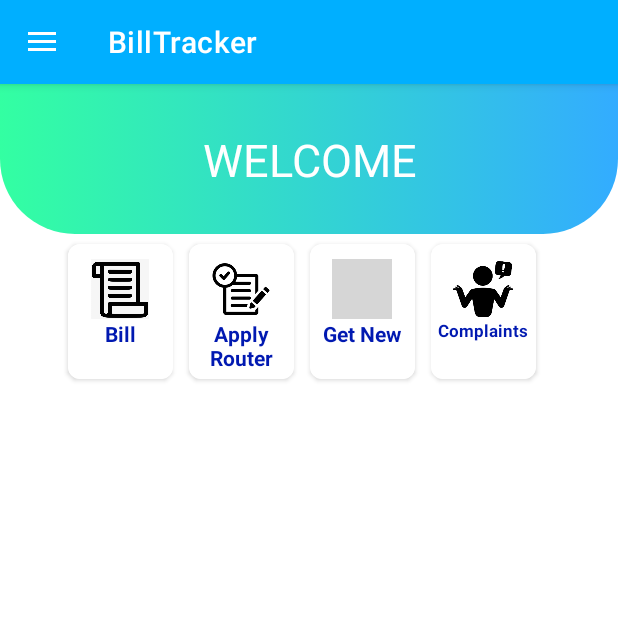
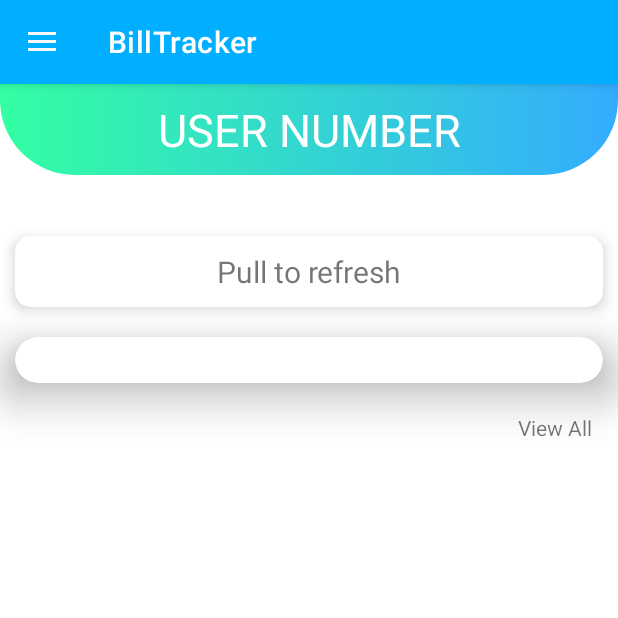
Before and after one commit to SankalpaLokuliyanage/BillTracker, an Android app: the HomeFragment screen opened directly, with no data from a screen before it, on a phone screen of 412 x 824 dp, the top half of it. Run offline under Robolectric (Android 15) with nearby library versions, the phone set to English and light mode, and no system bars; our stand-ins replace Firebase (no records; nobody signed in at launch, a user with empty details on screens opened directly); 2 statements that could not run were skipped; grey boxes are pictures that could not be loaded.

Commit message:
modification of fragment home

```diff
--- a/app/src/main/res/drawable/dashboardtopgradient.xml
+++ b/app/src/main/res/drawable/dashboardtopgradient.xml
@@ -3,7 +3,9 @@
     <item>
         <shape android:shape="rectangle">
             <gradient android:startColor="#33FFA2" android:endColor="#33ACFF"/>
-            <corners android:bottomLeftRadius="50dp" android:bottomRightRadius="50dp"/>
+            <corners
+
+                android:bottomLeftRadius="50dp" android:bottomRightRadius="50dp"/>
         </shape>
     </item>
 
--- a/app/src/main/res/layout/fragment_home.xml
+++ b/app/src/main/res/layout/fragment_home.xml
@@ -1,200 +1,108 @@
 <?xml version="1.0" encoding="utf-8"?>
-<RelativeLayout xmlns:android="http://schemas.android.com/apk/res/android"
+<ScrollView xmlns:android="http://schemas.android.com/apk/res/android"
     xmlns:tools="http://schemas.android.com/tools"
     android:layout_width="match_parent"
     android:layout_height="match_parent"
     xmlns:app="http://schemas.android.com/apk/res-auto"
     tools:context=".HomeFragment">
 
-
-
-
     <LinearLayout
-        android:id="@+id/linearlayout_numbertext"
         android:layout_width="match_parent"
-        android:layout_height="100dp"
-        android:background="@drawable/dashboardtopgradient"
-        android:orientation="vertical"
-        tools:ignore="MissingConstraints">
-
+        android:layout_height="wrap_content"
+        android:orientation="vertical">
 
         <TextView
             android:id="@+id/usernumber"
             android:layout_width="match_parent"
             android:layout_height="match_parent"
-            android:layout_marginTop="30dp"
-            android:text="WELCOME"
+            android:background="@drawable/dashboardtopgradient"
+            android:paddingBottom="10dp"
+            android:paddingTop="10dp"
+            android:text="USER NUMBER"
             android:textAlignment="center"
             android:textColor="@color/white"
             android:textSize="30dp" />
 
-    </LinearLayout>
 
-    <LinearLayout
-        android:layout_width="wrap_content"
-        android:layout_height="100dp"
-        android:layout_below="@+id/linearlayout_numbertext"
-        android:layout_alignParentBottom="true"
-        android:layout_marginTop="1dp"
-        android:layout_marginStart="40dp"
-        android:layout_marginEnd="40dp"
-        android:layout_marginBottom="532dp">
+
+            <androidx.recyclerview.widget.RecyclerView
+                android:layout_width="match_parent"
+                android:layout_height="wrap_content"
+                android:layout_margin="15dp"
+                android:id="@+id/advertisements"/>
+
 
         <androidx.cardview.widget.CardView
-            android:layout_width="70dp"
-            android:layout_height="90dp"
-            android:layout_margin="5dp"
-            app:cardCornerRadius="8dp">
+            android:layout_width="match_parent"
+            android:layout_height="wrap_content"
+            android:layout_margin="10dp"
+            app:cardCornerRadius="10dp"
+            app:cardElevation="5dp"
+            tools:ignore="MissingConstraints">
 
-            <LinearLayout
+            <TextView
                 android:layout_width="match_parent"
-                android:layout_height="match_parent"
-                android:background="@color/white"
-                android:gravity="center_horizontal"
-                android:orientation="vertical">
+                android:layout_height="wrap_content"
+                android:textSize="20dp"
+                android:textAlignment="center"
+                android:padding="10dp"
+                android:text="Pull to refresh"/>
 
-                <ImageView
-                    android:layout_width="40dp"
-                    android:layout_height="40dp"
-                    android:layout_marginTop="10dp"
-                    android:src="@drawable/bill" />
-
-                <TextView
-                    android:layout_width="65dp"
-                    android:layout_height="wrap_content"
-                    android:text="Bill"
-                    android:textAlignment="center"
-                    android:textColor="@color/blue_800"
-                    android:textStyle="bold" />
-            </LinearLayout>
         </androidx.cardview.widget.CardView>
 
         <androidx.cardview.widget.CardView
-            android:layout_width="70dp"
-            android:layout_height="90dp"
-            android:layout_margin="5dp"
-            app:cardCornerRadius="8dp">
+            android:layout_width="match_parent"
+            android:layout_height="wrap_content"
+            android:layout_margin="10dp"
+            app:cardCornerRadius="30dp"
+            app:cardElevation="20dp"
+            tools:ignore="MissingConstraints">
 
-            <LinearLayout
-                android:layout_width="match_parent"
-                android:layout_height="match_parent"
-                android:background="@color/white"
-                android:gravity="center_horizontal"
-                android:orientation="vertical">
+        <androidx.recyclerview.widget.RecyclerView
+            android:layout_width="match_parent"
+            android:layout_height="wrap_content"
+            android:layout_margin="15dp"
+            android:id="@+id/tile_menu"/>
 
-                <ImageView
-                    android:layout_width="40dp"
-                    android:layout_height="40dp"
-                    android:layout_marginTop="10dp"
-                    android:src="@drawable/apply" />
-
-                <TextView
-                    android:layout_width="65dp"
-                    android:layout_height="wrap_content"
-                    android:text="Apply Router"
-                    android:textAlignment="center"
-                    android:textColor="@color/blue_800"
-                    android:textStyle="bold" />
+        </androidx.cardview.widget.CardView>
 
 
-            </LinearLayout>
-        </androidx.cardview.widget.CardView>
+        <LinearLayout
+            android:layout_marginTop="10dp"
+            android:layout_marginLeft="10dp"
+            android:layout_marginRight="10dp"
+            android:layout_width="match_parent"
+            android:layout_height="wrap_content"
+            android:orientation="horizontal"
+            android:weightSum="2">
 
-        <androidx.cardview.widget.CardView
-            android:layout_width="70dp"
-            android:layout_height="90dp"
+            <TextView
+                android:layout_width="match_parent"
+                android:layout_height="wrap_content"
+                android:layout_weight="1"
+                android:text=""/>
+
+            <TextView
+                android:layout_width="match_parent"
+                android:layout_height="wrap_content"
+                android:layout_weight="1"
+                android:gravity="end"
+                android:layout_marginRight="7dp"
+                android:text="View All"/>
+
+        </LinearLayout>
+        <androidx.recyclerview.widget.RecyclerView
+            android:layout_width="match_parent"
+            android:layout_height="wrap_content"
             android:layout_margin="5dp"
-            app:cardCornerRadius="8dp">
-
-            <LinearLayout
-                android:layout_width="match_parent"
-                android:layout_height="match_parent"
-                android:background="@color/white"
-                android:gravity="center_horizontal"
-                android:orientation="vertical">
-
-                <ImageView
-                    android:layout_width="40dp"
-                    android:layout_height="40dp"
-                    android:layout_marginTop="10dp"
-                    android:src="@drawable/devices" />
-
-                <TextView
-                    android:layout_width="65dp"
-                    android:layout_height="wrap_content"
-                    android:text="Get New"
-                    android:textAlignment="center"
-                    android:textColor="@color/blue_800"
-                    android:textStyle="bold" />
-            </LinearLayout>
-        </androidx.cardview.widget.CardView>
-
-        <androidx.cardview.widget.CardView
-            android:layout_width="70dp"
-            android:layout_height="90dp"
-            android:layout_margin="5dp"
-            app:cardCornerRadius="8dp">
-
-            <LinearLayout
-                android:layout_width="match_parent"
-                android:layout_height="match_parent"
-                android:background="@color/white"
-                android:gravity="center_horizontal"
-                android:orientation="vertical">
-
-                <ImageView
-                    android:layout_width="40dp"
-                    android:layout_height="40dp"
-                    android:layout_marginTop="10dp"
-                    android:src="@drawable/compaints" />
-
-                <TextView
-                    android:layout_width="65dp"
-                    android:layout_height="wrap_content"
-                    android:text="Complaints"
-                    android:textAlignment="center"
-                    android:textSize="11sp"
-                    android:textColor="@color/blue_800"
-                    android:textStyle="bold" />
-
-
-            </LinearLayout>
-        </androidx.cardview.widget.CardView>
-
-    </LinearLayout>
-
-    <!--    <LinearLayout-->
-<!--        android:layout_width="wrap_content"-->
-<!--        android:layout_height="wrap_content"-->
-<!--        android:layout_alignBottom="@+id/linearlayout_numbertext"-->
-<!--        android:layout_marginTop="100dp"-->
-<!--        android:layout_marginStart="10dp"-->
-<!--        android:layout_marginEnd="10dp"-->
-<!--        android:layout_marginBottom="-86dp">-->
-
-
-<!--        <ImageView-->
-<!--            android:layout_width="100dp"-->
-<!--            android:layout_height="wrap_content"-->
-<!--            android:src="@drawable/apply" />-->
-
-<!--        <ImageView-->
-<!--            android:layout_width="100dp"-->
-<!--            android:layout_height="100dp"-->
-<!--            android:src="@drawable/profile" />-->
-
-<!--        <ImageView-->
-<!--            android:layout_width="100dp"-->
-<!--            android:layout_height="100dp"-->
-<!--            android:src="@drawable/profile" />-->
-<!--        <ImageView-->
-<!--            android:layout_width="100dp"-->
-<!--            android:layout_height="100dp"-->
-<!--            android:src="@drawable/profile" />-->
-
-
-<!--    </LinearLayout>-->
+            android:id="@+id/recommended_packages"/>
 
 
 
-</RelativeLayout>
+        </LinearLayout>
+
+
+
+
+
+</ScrollView>
```
